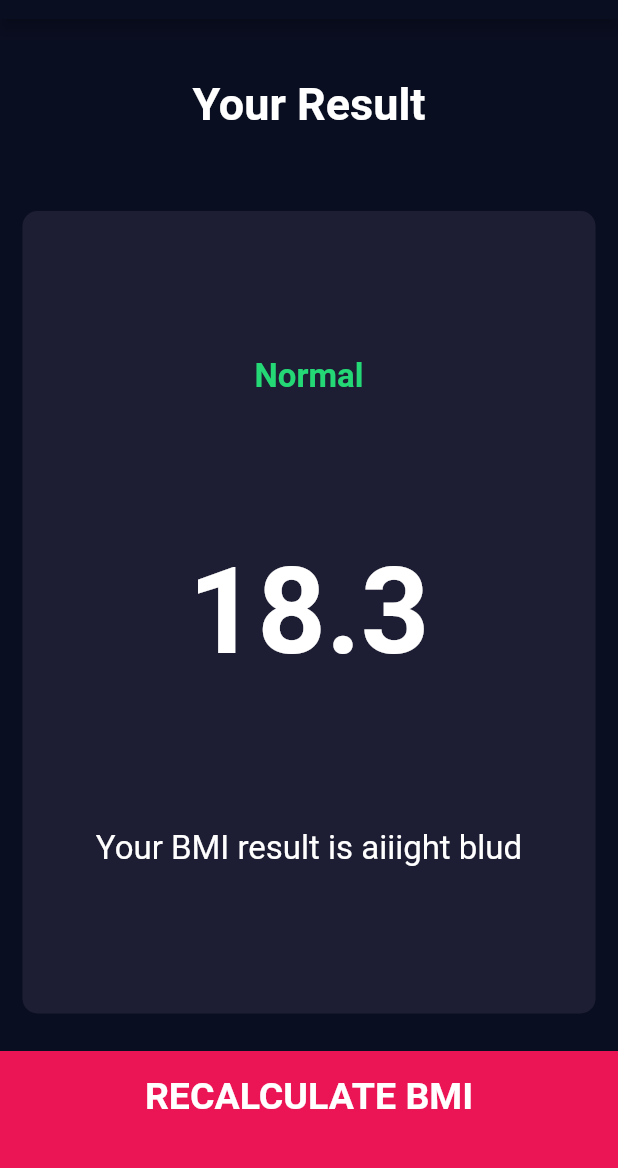
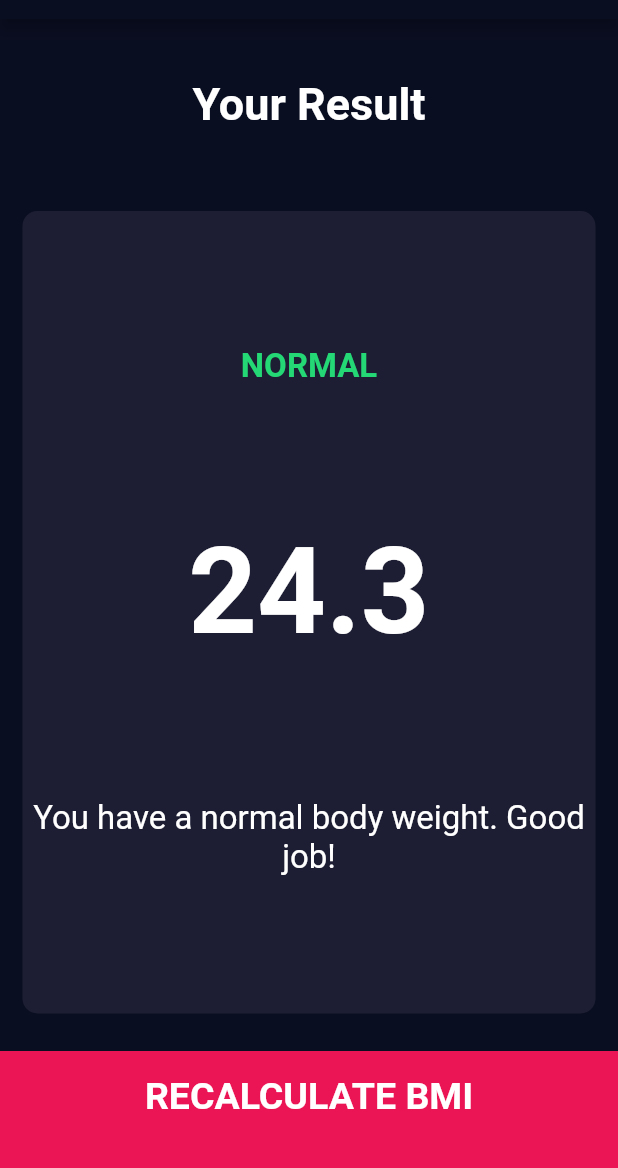
Before and after one commit to jesse-dahl/flutter-bmi-calculator, a Flutter app: the screen it shows after launch, after a tap on "CALCULATE", on a phone screen of 412 x 824 dp, the part 65-1233 px from its top. Run offline on Flutter 3.47's test engine with Material 2 defaults, Android fonts, the phone set to English and light mode, and no system bars; our stand-ins replace font_awesome_flutter.

Commit message:
completed the app

```diff
--- a/lib/calculator_brain.dart
+++ b/lib/calculator_brain.dart
@@ -0,0 +1,37 @@
+import 'package:flutter/material.dart';
+import 'dart:math';
+
+class CalculatorBrain {
+
+  final int height;
+  final int weight;
+
+  double _bmi;
+
+  CalculatorBrain({@required this.height, @required this.weight});
+
+  String calculateBMI () {
+    _bmi = (weight / pow(height, 2)) * 703;
+    return(_bmi.toStringAsFixed(1));
+  }
+
+  String getResult() {
+    if (_bmi >= 25) {
+      return('Overweight');
+    } else if (_bmi > 18.5) {
+      return('Normal');
+    } else {
+      return('Underweight');
+    }
+  }
+
+  String getInterpretation() {
+    if (_bmi >= 25) {
+      return('You have a higher than normal body weight. Try to eat better and get more exercise');
+    } else if (_bmi > 18.5) {
+      return('You have a normal body weight. Good job!');
+    } else {
+      return('You have a lower than normal body weight. Try to eat a little more and gain some pounds');
+    }
+  }
+}
--- a/lib/input-page.dart
+++ b/lib/input-page.dart
@@ -6,6 +6,7 @@ import 'constants.dart';
 import 'results_page.dart';
 import 'bottom_button.dart';
 import 'round_icon_button.dart';
+import 'calculator_brain.dart';
 
 enum Gender {
   male,
@@ -226,7 +227,14 @@ class _InputPageState extends State<InputPage> {
               ],
             ),
           ),
-          BottomButton(buttonText: "CALCULATE", onTap: () {Navigator.push(context, MaterialPageRoute(builder: (context) => ResultsPage()));},),
+          BottomButton(
+            buttonText: "CALCULATE",
+            onTap: () {
+              CalculatorBrain calc = CalculatorBrain(height: height, weight: weight);
+
+              Navigator.push(context, MaterialPageRoute(builder: (context) => ResultsPage(bmiResult: calc.calculateBMI(), resultText: calc.getResult(), interpretation: calc.getInterpretation(),),),);
+            },
+          ),
         ],
       ),
     );
--- a/lib/results_page.dart
+++ b/lib/results_page.dart
@@ -6,6 +6,13 @@ import 'reusable_card.dart';
 import 'bottom_button.dart';
 
 class ResultsPage extends StatelessWidget {
+
+  final String bmiResult;
+  final String resultText;
+  final String interpretation;
+
+  ResultsPage({@required this.bmiResult, @required this.resultText, @required this.interpretation});
+
   @override
   Widget build(BuildContext context) {
     return Scaffold(
@@ -35,15 +42,15 @@ class ResultsPage extends StatelessWidget {
                 crossAxisAlignment: CrossAxisAlignment.center,
                 children: <Widget>[
                   Text(
-                    'Normal',
+                    resultText.toUpperCase(),
                     style: kResultTextStyle,
                   ),
                   Text(
-                    '18.3',
+                    bmiResult,
                     style: kBMITextStyle,
                   ),
                   Text(
-                    'Your BMI result is aiiight blud',
+                    interpretation,
                     textAlign: TextAlign.center,
                     style: kBodyTextStyle,
                   ),
```
